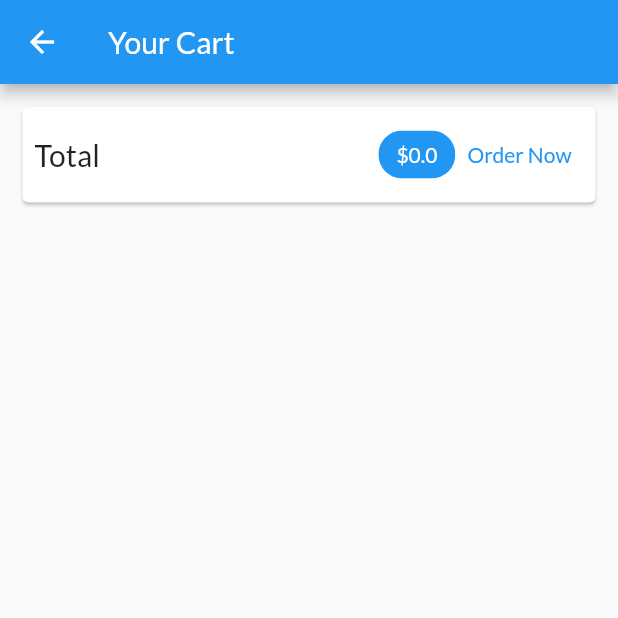
After one commit to saih3/shop-app, a Flutter app: the CartScreen screen opened by its route, on a phone screen of 412 x 824 dp, the top half of it. The commit adds this screen. Run offline on Flutter 3.47's test engine with Material 2 defaults, Android fonts, the phone set to English and light mode, and no system bars; network calls fail.

Commit message:
done with episode 205

```diff
--- a/lib/main.dart
+++ b/lib/main.dart
@@ -3,6 +3,7 @@ import 'package:provider/provider.dart';
 
 import 'package:shop_app/providers/cart.dart';
 import 'package:shop_app/providers/products.dart';
+import 'package:shop_app/screens/cart_screen.dart';
 import 'package:shop_app/screens/product_detail_screen.dart';
 import 'package:shop_app/screens/products_overview_screen.dart';
 
@@ -33,6 +34,7 @@ class MyApp extends StatelessWidget {
         home: ProductsOverviewScreen(),
         routes: {
           ProductDetailScreen.routeName: (ctx) => ProductDetailScreen(),
+          CartScreen.routeName: (ctx) => CartScreen(),
         },
       ),
     );
--- a/lib/providers/cart.dart
+++ b/lib/providers/cart.dart
@@ -25,6 +25,14 @@ class Cart with ChangeNotifier {
     return _items.length;
   }
 
+  double get totalAmount {
+    var total = 0.0;
+    _items.forEach((key, cartItem) {
+      total += cartItem.price * cartItem.quantity;
+    });
+    return total;
+  }
+
   void addItem(String title, String productId, double price) {
     if (_items.containsKey(productId)) {
       _items.update(
--- /dev/null
+++ b/lib/screens/cart_screen.dart
@@ -0,0 +1,72 @@
+import 'package:flutter/material.dart';
+import 'package:provider/provider.dart';
+
+import 'package:shop_app/widget/cart_item.dart';
+import 'package:shop_app/providers/cart.dart' show Cart;
+
+class CartScreen extends StatelessWidget {
+  static const routeName = '/cart';
+
+  @override
+  Widget build(BuildContext context) {
+    final cart = Provider.of<Cart>(context);
+    return Scaffold(
+      appBar: AppBar(
+        title: Text('Your Cart'),
+      ),
+      body: Column(
+        children: [
+          Card(
+            margin: EdgeInsets.all(15),
+            child: Padding(
+              padding: EdgeInsets.all(8),
+              child: Row(
+                mainAxisAlignment: MainAxisAlignment.spaceBetween,
+                children: [
+                  Text(
+                    'Total',
+                    style: TextStyle(fontSize: 20),
+                  ),
+                  Spacer(),
+                  Chip(
+                    label: Text(
+                      '\$${cart.totalAmount}',
+                      style: TextStyle(
+                          color: Theme.of(context)
+                              .primaryTextTheme
+                              .headline6!
+                              .color),
+                    ),
+                    backgroundColor: Theme.of(context).primaryColor,
+                  ),
+                  TextButton(
+                    onPressed: () {},
+                    child: Text(
+                      'Order Now',
+                    ),
+                    style: TextButton.styleFrom(
+                        primary: Theme.of(context).primaryColor),
+                  )
+                ],
+              ),
+            ),
+          ),
+          SizedBox(
+            height: 10,
+          ),
+          Expanded(
+            child: ListView.builder(
+              itemCount: cart.items.length,
+              itemBuilder: (ctx, i) => CartItem(
+                id: cart.items.values.toList()[i].id,
+                price: cart.items.values.toList()[i].price,
+                title: cart.items.values.toList()[i].title,
+                quantity: cart.items.values.toList()[i].quantity,
+              ),
+            ),
+          ),
+        ],
+      ),
+    );
+  }
+}
--- a/lib/screens/products_overview_screen.dart
+++ b/lib/screens/products_overview_screen.dart
@@ -2,6 +2,7 @@ import 'package:flutter/material.dart';
 import 'package:provider/provider.dart';
 
 import 'package:shop_app/providers/cart.dart';
+import 'package:shop_app/screens/cart_screen.dart';
 import 'package:shop_app/widget/badge.dart';
 import 'package:shop_app/widget/products_grid.dart';
 
@@ -49,7 +50,9 @@ class _ProductsOverviewScreenState extends State<ProductsOverviewScreen> {
             ),
             child: IconButton(
               icon: Icon(Icons.shopping_cart),
-              onPressed: () {},
+              onPressed: () {
+                Navigator.of(context).pushNamed(CartScreen.routeName);
+              },
             ),
           )
         ],
```
Also changed, not shown: lib/widget/cart_item.dart (added, +39 -0 lines).
